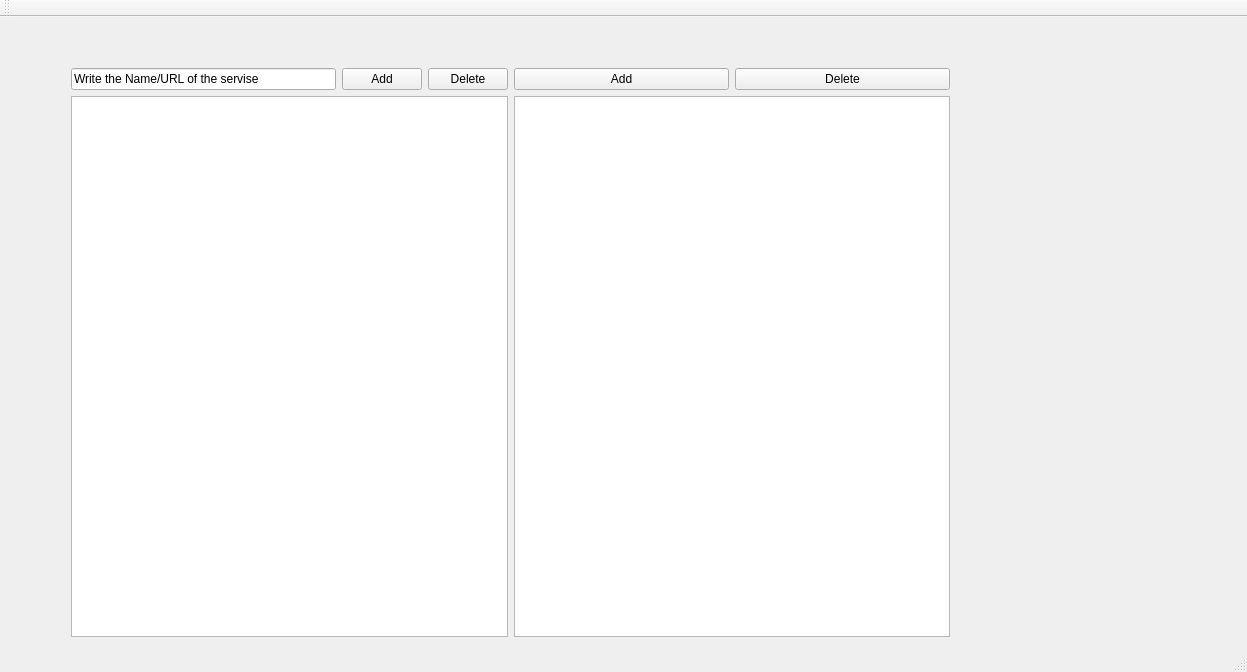
Old version of the form mainwindow.ui in the repository CoolSons/MasterPassword.
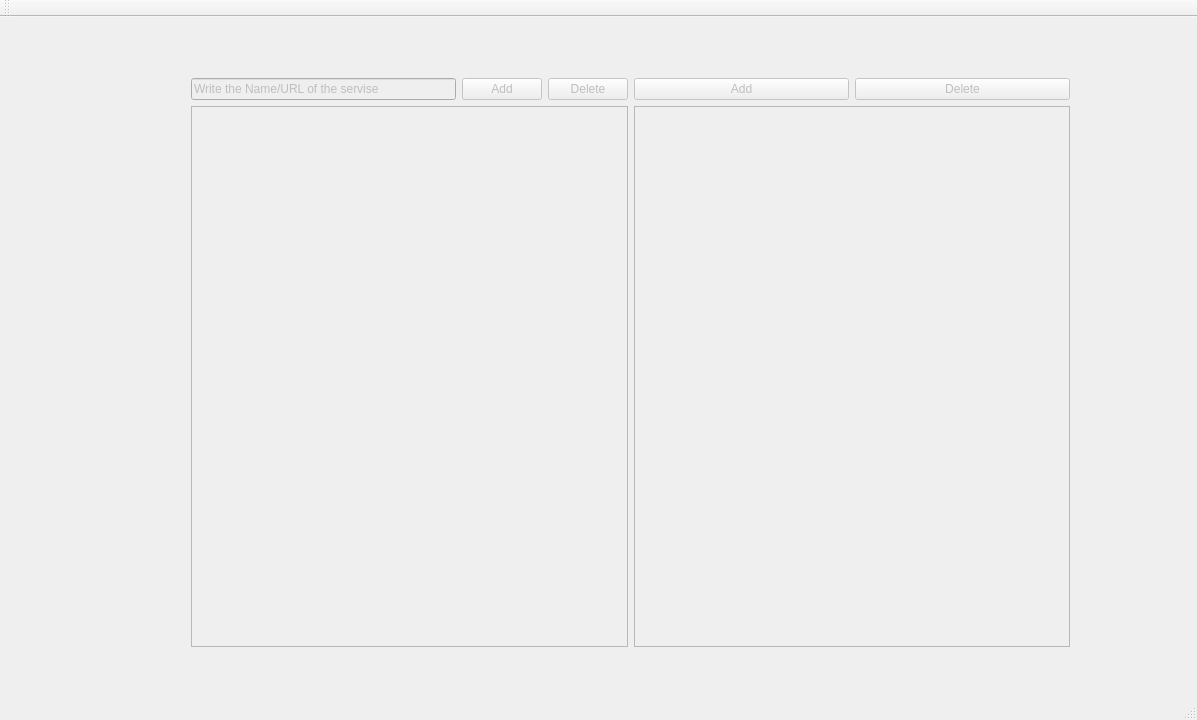
New version of the form.

Diff of the .ui file:
```diff
--- a/mainwindow.ui
+++ b/mainwindow.ui
@@ -2,23 +2,32 @@
 <ui version="4.0">
  <class>MainWindow</class>
  <widget class="QMainWindow" name="MainWindow">
+  <property name="enabled">
+   <bool>true</bool>
+  </property>
   <property name="geometry">
    <rect>
     <x>0</x>
     <y>0</y>
-    <width>1247</width>
-    <height>672</height>
+    <width>1197</width>
+    <height>720</height>
    </rect>
   </property>
   <property name="windowTitle">
    <string>MainWindow</string>
   </property>
+  <property name="autoFillBackground">
+   <bool>false</bool>
+  </property>
   <widget class="QWidget" name="centralWidget">
+   <property name="enabled">
+    <bool>false</bool>
+   </property>
    <widget class="QWidget" name="horizontalLayoutWidget_3">
     <property name="geometry">
      <rect>
-      <x>60</x>
-      <y>40</y>
+      <x>180</x>
+      <y>50</y>
       <width>901</width>
       <height>591</height>
      </rect>
```
